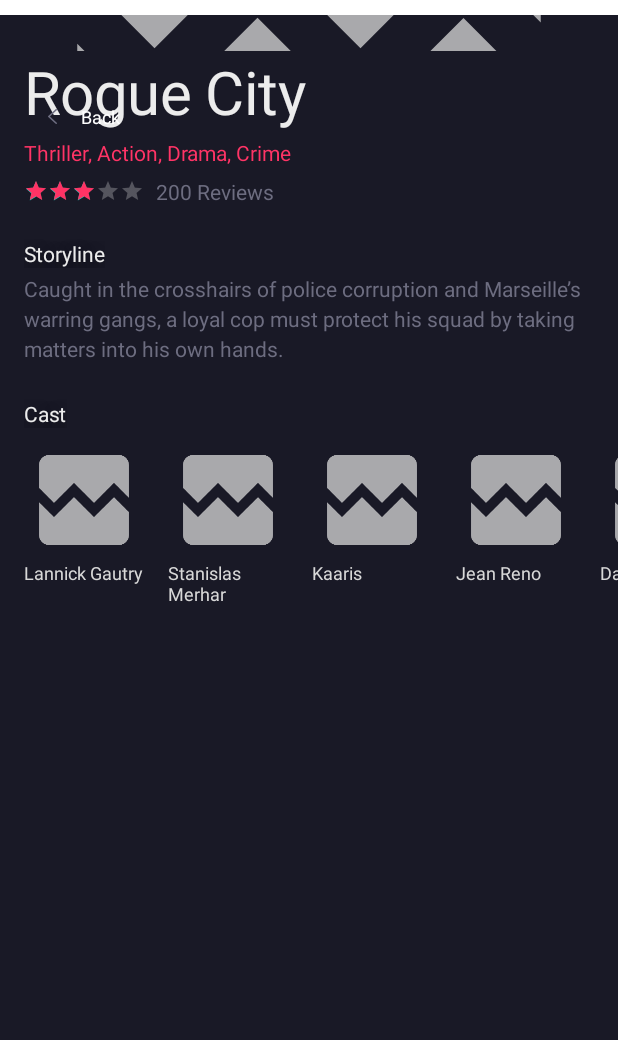
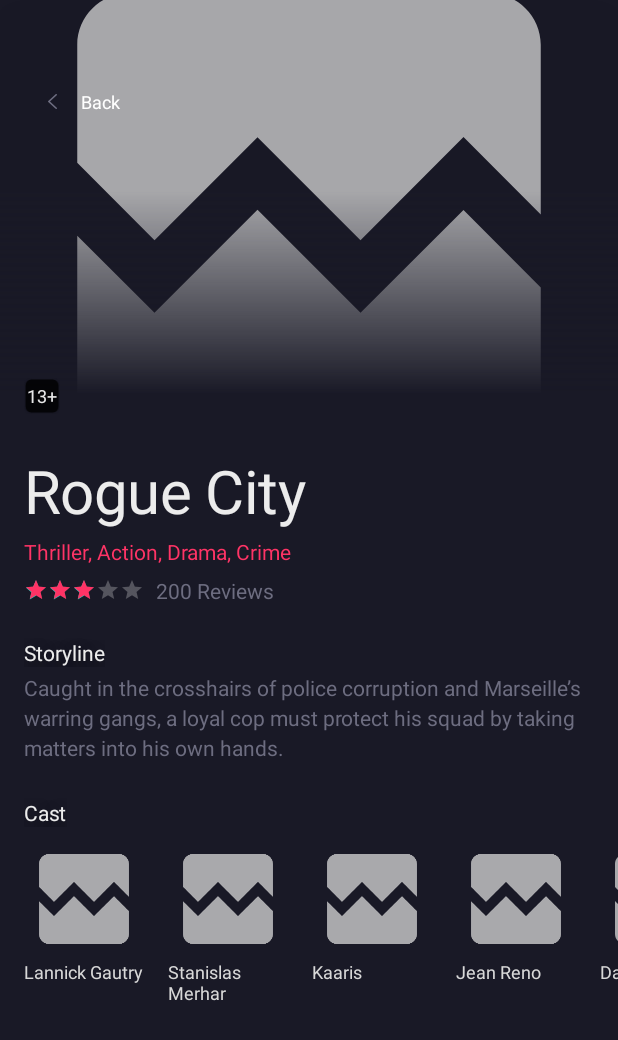
Before and after one commit to MikolaiR/AndroidAcademyHomeWork, an Android app: the screen it shows after launch (MainActivity), after a tap on an icon or button, on a phone screen of 412 x 824 dp. Shown: the top 1040 px of the screen. Run offline under Robolectric (Android 15) with nearby library versions, the phone set to English and light mode, and no system bars.

Commit message:
fix: bags: delete implementation picasso, integers, v-24 in drawable, rename color red on pink

```diff
--- a/app/build.gradle
+++ b/app/build.gradle
@@ -49,7 +49,6 @@ dependencies {
 
     //DownloadImage
     implementation 'com.github.bumptech.glide:glide:4.11.0'
-    implementation 'com.squareup.picasso:picasso:2.5.2'
     //navigation
     implementation "androidx.navigation:navigation-fragment-ktx:$navigation_version"
     implementation "androidx.navigation:navigation-ui-ktx:$navigation_version"
--- a/app/src/main/res/drawable-v24/error_image.xml
+++ b/app/src/main/res/drawable/error_image.xml
@@ -1,3 +1,4 @@
+<?xml version="1.0" encoding="utf-8"?>
 <vector xmlns:android="http://schemas.android.com/apk/res/android"
     android:width="24dp"
     android:height="24dp"
--- a/app/src/main/res/drawable-v24/loading_animation.xml
+++ b/app/src/main/res/drawable/loading_animation.xml
@@ -1,5 +1,5 @@
 <?xml version="1.0" encoding="utf-8"?>
 <animated-rotate xmlns:android="http://schemas.android.com/apk/res/android"
-    android:drawable="@drawable/loading_img"
+    android:drawable="@drawable/loading_image"
     android:pivotX="50%"
     android:pivotY="50%" />
--- a/app/src/main/res/drawable-v24/loading_img.xml
+++ b/app/src/main/res/drawable/loading_image.xml
@@ -1,3 +1,4 @@
+<?xml version="1.0" encoding="utf-8"?>
 <vector android:height="24dp" android:viewportHeight="72"
     android:viewportWidth="72" android:width="24dp" xmlns:android="http://schemas.android.com/apk/res/android">
     <path android:fillColor="#cccccf"
--- a/app/src/main/res/layout/activity_main.xml
+++ b/app/src/main/res/layout/activity_main.xml
@@ -1,11 +1,9 @@
 <?xml version="1.0" encoding="utf-8"?>
 <androidx.coordinatorlayout.widget.CoordinatorLayout
     xmlns:android="http://schemas.android.com/apk/res/android"
-    xmlns:app="http://schemas.android.com/apk/res-auto"
     xmlns:tools="http://schemas.android.com/tools"
     android:layout_width="match_parent"
     android:layout_height="match_parent"
-    android:layout_marginTop="@dimen/dp_10"
     tools:context=".MainActivity">
 
     <include layout="@layout/content_main" />
--- a/app/src/main/res/layout/fragment_movie_details.xml
+++ b/app/src/main/res/layout/fragment_movie_details.xml
@@ -16,9 +16,10 @@
         <ImageView
             android:id="@+id/imageViewDetailFragmentTitleBackground"
             android:layout_width="match_parent"
-            android:layout_height="wrap_content"
+            android:layout_height="300dp"
             android:scaleType="centerCrop"
-            android:src="@drawable/title_background_image_mask"
+            android:foreground="@drawable/ic_blackout_picture"
+            tools:src="@drawable/title_background_image_mask"
             app:layout_constraintEnd_toEndOf="parent"
             app:layout_constraintStart_toStartOf="parent"
             app:layout_constraintTop_toTopOf="parent" />
@@ -77,7 +78,7 @@
             android:layout_marginTop="@dimen/dp_4"
             android:gravity="center_vertical"
             android:lineSpacingExtra="@dimen/sp_4"
-            android:text="@string/movie_genre"
+            tools:text="@string/movie_genre"
             android:textAppearance="@style/movie_genre"
             android:textSize="@dimen/sp_14"
             app:layout_constraintStart_toStartOf="parent"
@@ -91,10 +92,9 @@
             android:layout_marginStart="@dimen/dp_16"
             android:layout_marginTop="@dimen/dp_8"
             android:numStars="5"
-            android:progress="1"
+            android:stepSize="1"
             android:progressBackgroundTint="@color/white"
-            android:progressTint="@color/red"
-            android:rating="4"
+            android:progressTint="@color/pink"
             app:layout_constraintStart_toStartOf="parent"
             app:layout_constraintTop_toBottomOf="@+id/textViewDetailFragmentMovieGenre" />
 
@@ -140,7 +140,6 @@
             android:lineSpacingExtra="@dimen/sp_4"
             android:textAppearance="@style/after_the_d"
             android:textSize="@dimen/sp_14"
-            tools:text=""
             app:layout_constraintEnd_toEndOf="parent"
             app:layout_constraintStart_toStartOf="parent"
             app:layout_constraintTop_toBottomOf="@+id/textViewDetailFragmentStoryLine" />
--- a/app/src/main/res/layout/view_holder_actor.xml
+++ b/app/src/main/res/layout/view_holder_actor.xml
@@ -13,7 +13,7 @@
         android:layout_height="80dp"
         android:layout_marginStart="@dimen/dp_16"
         android:layout_marginTop="@dimen/dp_8"
-        android:scaleType="fitXY"
+        android:scaleType="centerCrop"
         app:layout_constraintDimensionRatio="1:1"
         app:shapeAppearanceOverlay="@style/rounded_image_view"
         app:layout_constraintTop_toTopOf="parent"
--- a/app/src/main/res/values-land/integers.xml
+++ /dev/null
@@ -1,4 +0,0 @@
-<?xml version="1.0" encoding="utf-8"?>
-<resources>
-    <integer name="column_count">3</integer>
-</resources>
--- a/app/src/main/res/values/colors.xml
+++ b/app/src/main/res/values/colors.xml
@@ -11,5 +11,5 @@
     <color name="duration_movie">#565665</color>
     <color name="stroke_gray">#636875</color>
     <color name="gray">#6D6D80</color>
-    <color name="red">#FF3365</color>
+    <color name="pink">#FF3365</color>
 </resources>
--- a/app/src/main/res/values/integers.xml
+++ /dev/null
@@ -1,4 +0,0 @@
-<?xml version="1.0" encoding="utf-8"?>
-<resources>
-    <integer name="column_count">2</integer>
-</resources>
```
Also changed, not shown: app/src/main/res/layout/view_holder_movie.xml (+4 -4 lines).
